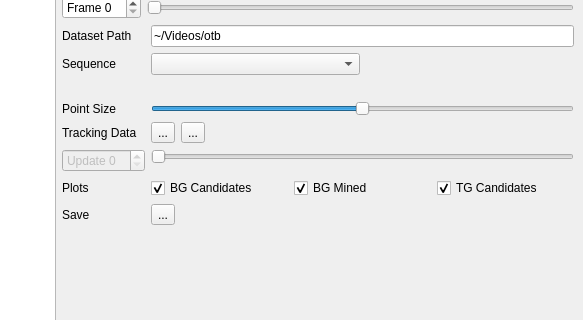
First picture: the form in tracking-analyzer/gui/main_window.ui, repository brobeson/tracking-analyzer, before the edit; both pictures show x 465 to 1048 and y 434 to 754 of the 1048 by 875 pixel window.
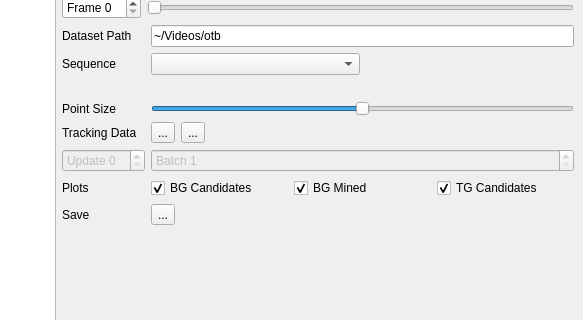
Second picture: the form after the edit. Icons and pictures are not drawn. Custom widgets are drawn as their Qt base class.

What changed in the file:
```diff
--- a/tracking-analyzer/gui/main_window.ui
+++ b/tracking-analyzer/gui/main_window.ui
@@ -176,16 +176,6 @@
           </property>
          </widget>
         </item>
-        <item row="5" column="1">
-         <widget class="QSlider" name="update_frame_slider">
-          <property name="enabled">
-           <bool>false</bool>
-          </property>
-          <property name="orientation">
-           <enum>Qt::Horizontal</enum>
-          </property>
-         </widget>
-        </item>
         <item row="6" column="0">
          <widget class="QLabel" name="label_6">
           <property name="text">
@@ -240,7 +230,21 @@
            <string>...</string>
           </property>
           <property name="icon">
-           <iconset theme="document-save"/>
+           <iconset theme="document-save">
+            <normaloff>.</normaloff>.</iconset>
+          </property>
+         </widget>
+        </item>
+        <item row="5" column="1">
+         <widget class="QSpinBox" name="batch_spinbox">
+          <property name="enabled">
+           <bool>false</bool>
+          </property>
+          <property name="prefix">
+           <string>Batch </string>
+          </property>
+          <property name="minimum">
+           <number>1</number>
           </property>
          </widget>
         </item>
```
Left out of the diff: 6 changed lines with no effect on the pictures.
